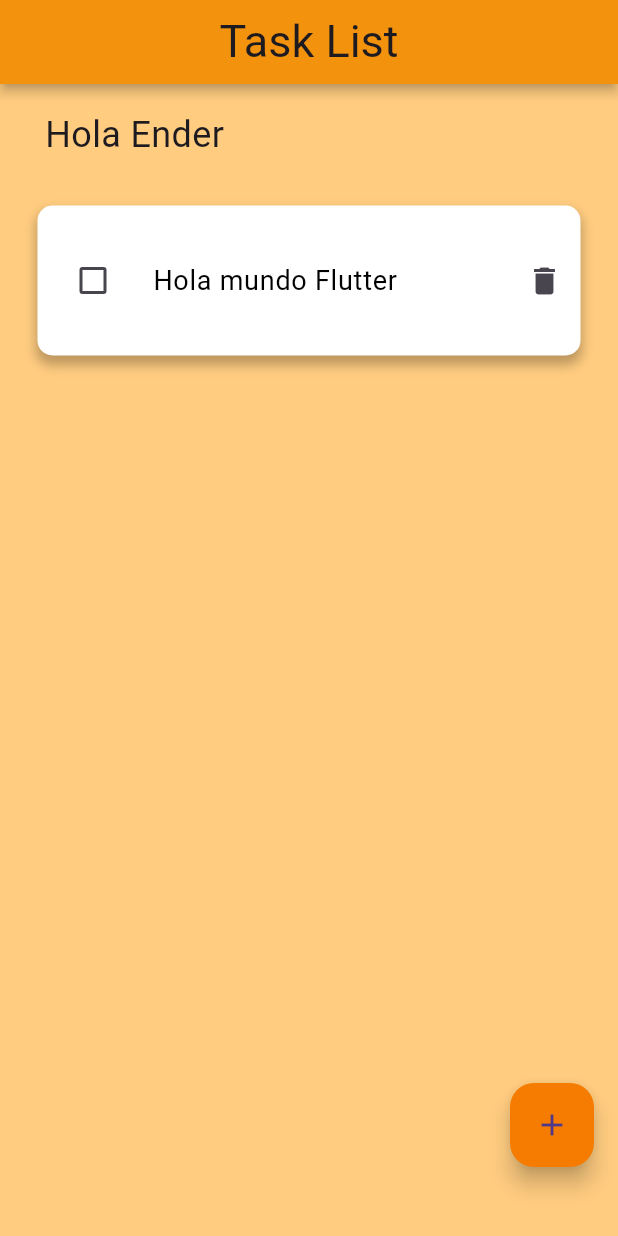
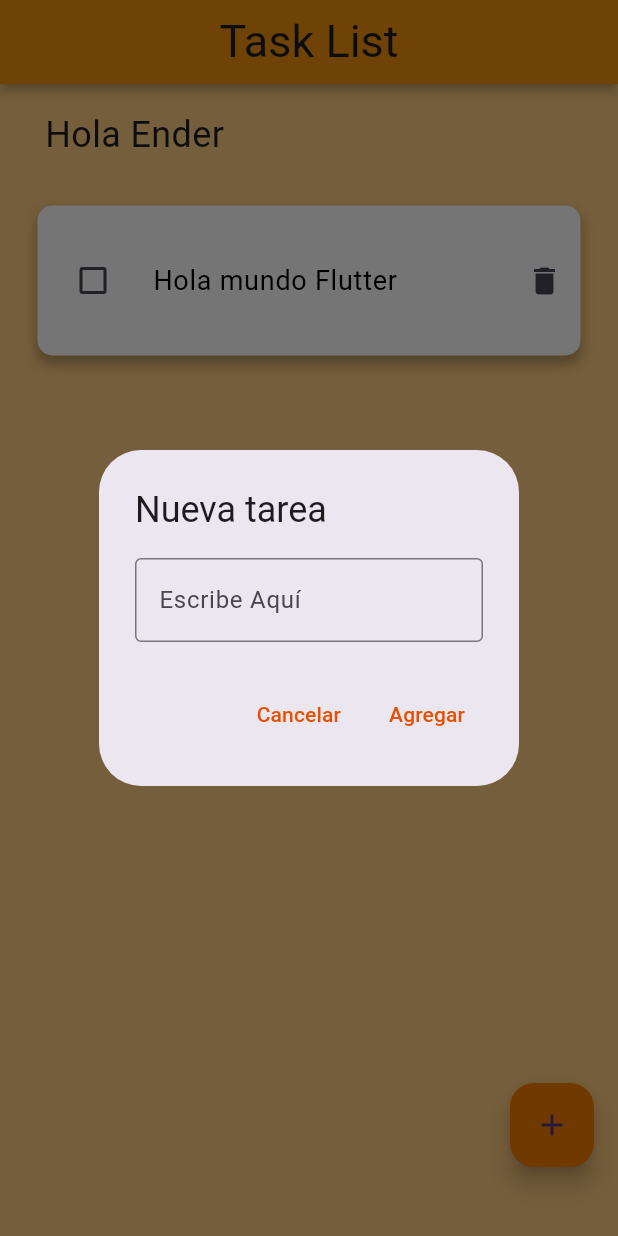
Before and after one commit to efra018/tasklist_app, a Flutter app: the screen it shows after launch, after a tap on the "add" icon, on a phone screen of 412 x 824 dp. Run offline on Flutter 3.47's test engine with Material 3 defaults, Android fonts, the phone set to English and light mode, and no system bars.

Commit message:
Modificando HomePage a StatefulWidget, estableciendo funcion showDialog, AlertDialog(no funcional)

```diff
--- a/lib/presentation/screens/home_page.dart
+++ b/lib/presentation/screens/home_page.dart
@@ -4,8 +4,57 @@ import 'package:tasklist_app/presentation/widgets/task_listview_widget.dart';
 
 void main() => runApp(const HomePage());
 
-class HomePage extends StatelessWidget {
+class HomePage extends StatefulWidget {
   const HomePage({super.key});
+
+  @override
+  State<HomePage> createState() => _HomePageState();
+}
+
+class _HomePageState extends State<HomePage> {
+  void _showDialog() {
+    showDialog(
+      context: context,
+      builder: (context) {
+        return Builder(
+          builder: (context) {
+            // Widget AlertDialog
+            return AlertDialog(
+              title: const Text('Nueva tarea'),
+              content: const SizedBox(
+                child: TextField(
+                  decoration: InputDecoration(
+                    border: OutlineInputBorder(),
+                    hintText: 'Escribe Aquí',
+                  ),
+                ),
+              ),
+              actions: <Widget>[
+                TextButton(
+                  child: Text(
+                    'Cancelar',
+                    style: TextStyle(color: Colors.orange[900]),
+                  ),
+                  onPressed: () {
+                    Navigator.of(context).pop();
+                  },
+                ),
+                TextButton(
+                  child: Text(
+                    'Agregar',
+                    style: TextStyle(color: Colors.orange[900]),
+                  ),
+                  onPressed: () {
+                    Navigator.of(context).pop();
+                  },
+                )
+              ],
+            );
+          },
+        );
+      },
+    );
+  }
 
   @override
   Widget build(BuildContext context) {
@@ -51,7 +100,7 @@ class HomePage extends StatelessWidget {
           children: [
             FloatingActionButton(
               backgroundColor: AppColors.floatingActionButton,
-              onPressed: () {},
+              onPressed: _showDialog,
               child: const Icon(Icons.add),
             ),
             const SizedBox(
```
